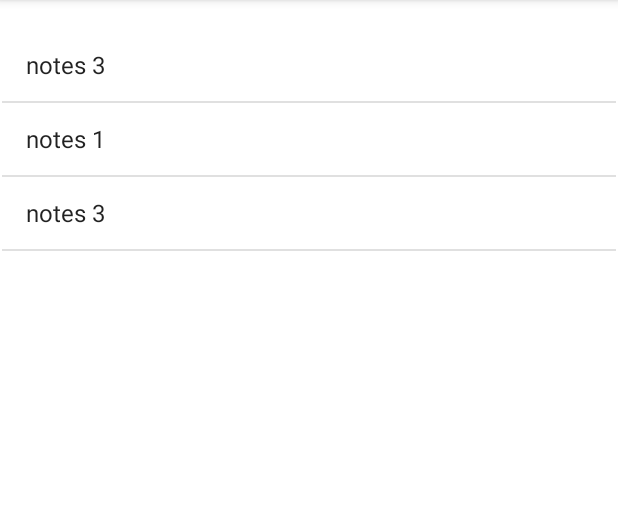
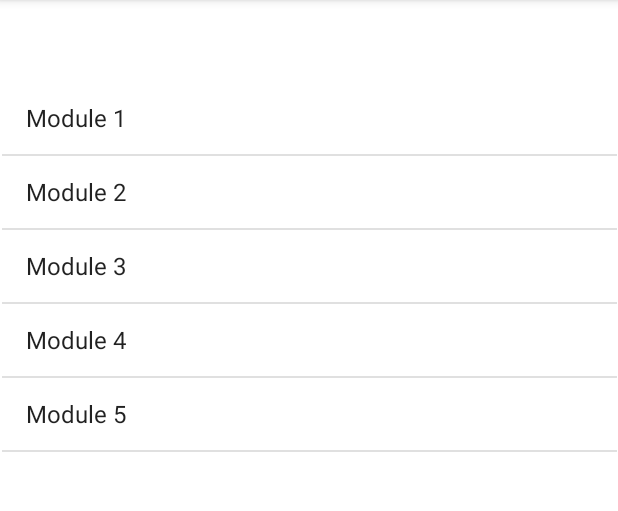
Before and after one commit to PradeepBaipadithaya/Vnotes, an Android app: the fourth_page screen opened directly, with no data from a screen before it, on a phone screen of 412 x 824 dp, the part 84-595 px from its top. Run offline under Robolectric (Android 15) with nearby library versions, the phone set to English and light mode, and no system bars.

Commit message:
Next update done with adding most of subject and subject code

```diff
--- a/app/src/main/java/com/example/vnotes/fourth_page.java
+++ b/app/src/main/java/com/example/vnotes/fourth_page.java
@@ -27,9 +27,11 @@ public class fourth_page extends AppCompatActivity {
         setContentView(R.layout.fourth_page);
         ArrayList<String> notes = new ArrayList<>();
         listView = findViewById(R.id.fourth_page_listview);
-        notes.add("notes 3");
-        notes.add("notes 1");
-        notes.add("notes 3");
+        notes.add("Module 1");
+        notes.add("Module 2");
+        notes.add("Module 3");
+        notes.add("Module 4");
+        notes.add("Module 5");
 
         ArrayAdapter<String> arrayAdapter = new ArrayAdapter<String>(this, android.R.layout.simple_list_item_1,notes);
         listView.setAdapter(arrayAdapter);
--- a/app/src/main/res/layout/fourth_page.xml
+++ b/app/src/main/res/layout/fourth_page.xml
@@ -7,8 +7,8 @@
 
     <ListView
         android:id="@+id/fourth_page_listview"
-        android:layout_width="409dp"
-        android:layout_height="729dp"
+        android:layout_width="410dp"
+        android:layout_height="659dp"
         app:layout_constraintBottom_toBottomOf="parent"
         app:layout_constraintEnd_toEndOf="parent"
         app:layout_constraintHorizontal_bias="0.5"
--- a/build.gradle
+++ b/build.gradle
@@ -1,7 +1,7 @@
 // Top-level build file where you can add configuration options common to all sub-projects/modules.
 plugins {
-    id 'com.android.application' version '7.1.1' apply false
-    id 'com.android.library' version '7.1.1' apply false
+    id 'com.android.application' version '7.2.1' apply false
+    id 'com.android.library' version '7.2.1' apply false
 }
 
 task clean(type: Delete) {
```
Also changed, not shown: app/src/main/java/com/example/vnotes/MainActivity.java (+4 -3 lines), app/src/main/java/com/example/vnotes/third_page.java (+24 -11 lines), app/src/main/res/layout/forth_page_text_field_size.xml (added, +10 -0 lines), gradle/wrapper/gradle-wrapper.properties, 1 other file.
